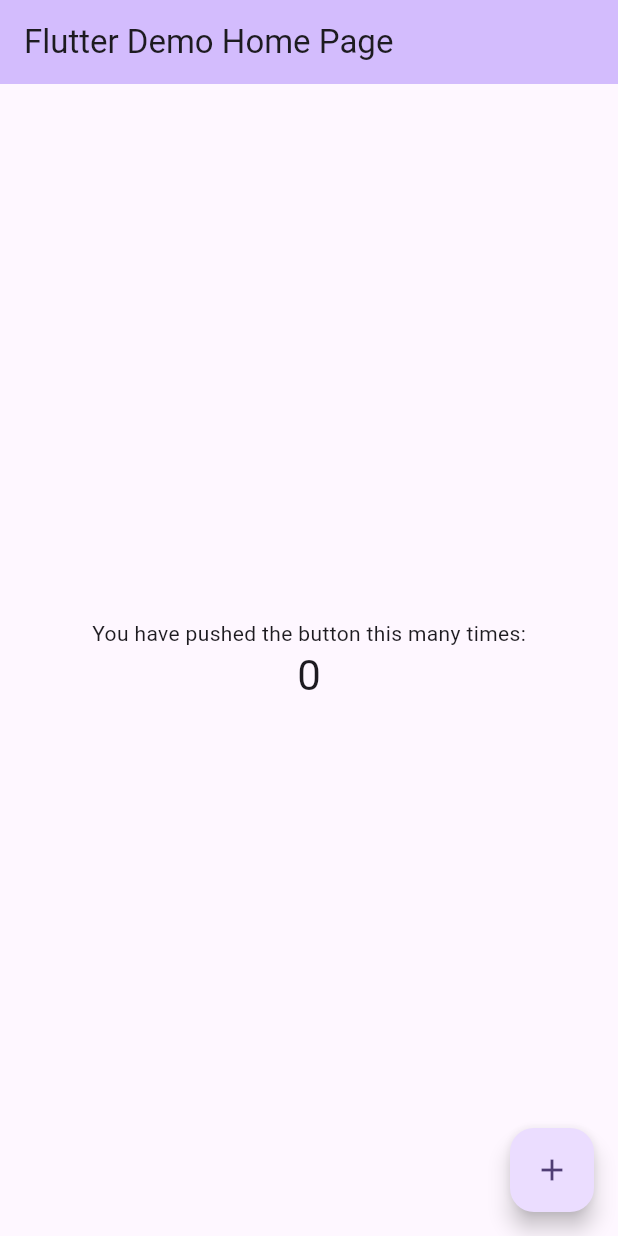
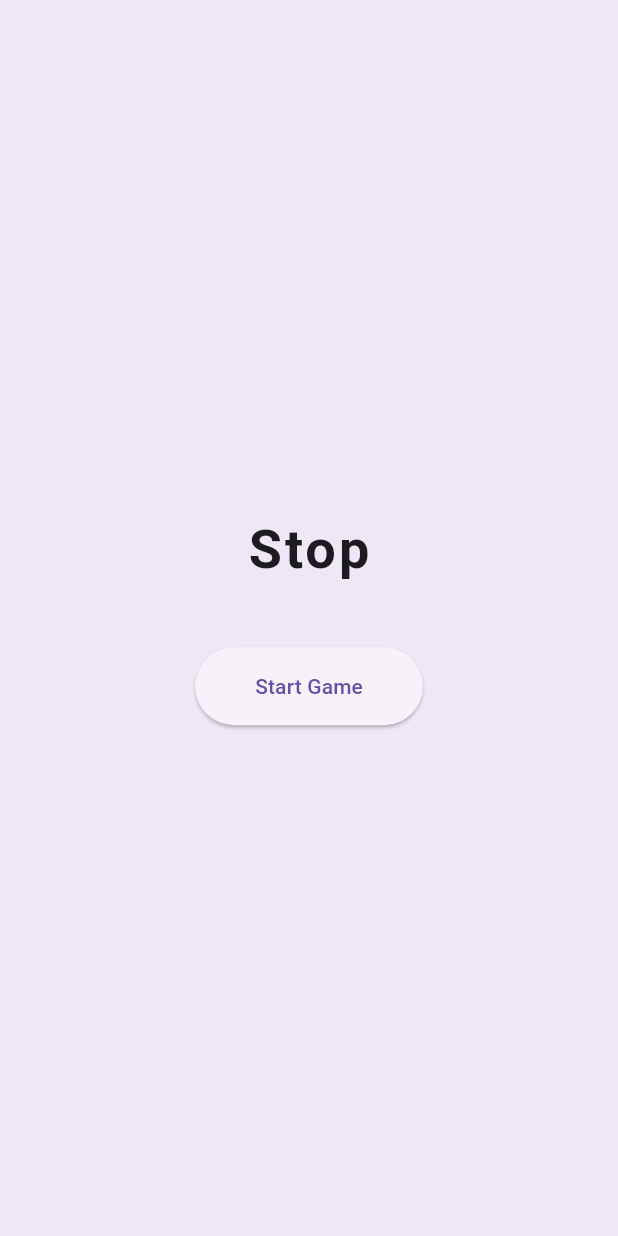
Before and after one commit to igoride/Adedonha, a Flutter app: the screen it shows after launch, on a phone screen of 412 x 824 dp. Run offline on Flutter 3.47's test engine with Material 3 defaults, Android fonts, the phone set to English and light mode, and no system bars.

Commit message:
Homescreen with start button.

```diff
--- a/lib/main.dart
+++ b/lib/main.dart
@@ -1,122 +1,57 @@
 import 'package:flutter/material.dart';
 
 void main() {
-  runApp(const MyApp());
+  runApp(const AdedonhaApp());
 }
 
-class MyApp extends StatelessWidget {
-  const MyApp({super.key});
+class AdedonhaApp extends StatelessWidget {
+  const AdedonhaApp({super.key});
 
-  // This widget is the root of your application.
   @override
   Widget build(BuildContext context) {
     return MaterialApp(
-      title: 'Flutter Demo',
+      title: 'Adedonha',
       theme: ThemeData(
-        // This is the theme of your application.
-        //
-        // TRY THIS: Try running your application with "flutter run". You'll see
-        // the application has a purple toolbar. Then, without quitting the app,
-        // try changing the seedColor in the colorScheme below to Colors.green
-        // and then invoke "hot reload" (save your changes or press the "hot
-        // reload" button in a Flutter-supported IDE, or press "r" if you used
-        // the command line to start the app).
-        //
-        // Notice that the counter didn't reset back to zero; the application
-        // state is not lost during the reload. To reset the state, use hot
-        // restart instead.
-        //
-        // This works for code too, not just values: Most code changes can be
-        // tested with just a hot reload.
-        colorScheme: .fromSeed(seedColor: Colors.deepPurple),
+        primarySwatch: Colors.deepPurple,
+        useMaterial3: true,
       ),
-      home: const MyHomePage(title: 'Flutter Demo Home Page'),
+      home: const HomeScreen(),
     );
   }
 }
 
-class MyHomePage extends StatefulWidget {
-  const MyHomePage({super.key, required this.title});
-
-  // This widget is the home page of your application. It is stateful, meaning
-  // that it has a State object (defined below) that contains fields that affect
-  // how it looks.
-
-  // This class is the configuration for the state. It holds the values (in this
-  // case the title) provided by the parent (in this case the App widget) and
-  // used by the build method of the State. Fields in a Widget subclass are
-  // always marked "final".
-
-  final String title;
-
-  @override
-  State<MyHomePage> createState() => _MyHomePageState();
-}
-
-class _MyHomePageState extends State<MyHomePage> {
-  int _counter = 0;
-
-  void _incrementCounter() {
-    setState(() {
-      // This call to setState tells the Flutter framework that something has
-      // changed in this State, which causes it to rerun the build method below
-      // so that the display can reflect the updated values. If we changed
-      // _counter without calling setState(), then the build method would not be
-      // called again, and so nothing would appear to happen.
-      _counter++;
-    });
-  }
+class HomeScreen extends StatelessWidget {
+  const HomeScreen({super.key});
 
   @override
   Widget build(BuildContext context) {
-    // This method is rerun every time setState is called, for instance as done
-    // by the _incrementCounter method above.
-    //
-    // The Flutter framework has been optimized to make rerunning build methods
-    // fast, so that you can just rebuild anything that needs updating rather
-    // than having to individually change instances of widgets.
     return Scaffold(
-      appBar: AppBar(
-        // TRY THIS: Try changing the color here to a specific color (to
-        // Colors.amber, perhaps?) and trigger a hot reload to see the AppBar
-        // change color while the other colors stay the same.
-        backgroundColor: Theme.of(context).colorScheme.inversePrimary,
-        // Here we take the value from the MyHomePage object that was created by
-        // the App.build method, and use it to set our appbar title.
-        title: Text(widget.title),
-      ),
+      backgroundColor: Colors.deepPurple.shade50,
       body: Center(
-        // Center is a layout widget. It takes a single child and positions it
-        // in the middle of the parent.
         child: Column(
-          // Column is also a layout widget. It takes a list of children and
-          // arranges them vertically. By default, it sizes itself to fit its
-          // children horizontally, and tries to be as tall as its parent.
-          //
-          // Column has various properties to control how it sizes itself and
-          // how it positions its children. Here we use mainAxisAlignment to
-          // center the children vertically; the main axis here is the vertical
-          // axis because Columns are vertical (the cross axis would be
-          // horizontal).
-          //
-          // TRY THIS: Invoke "debug painting" (choose the "Toggle Debug Paint"
-          // action in the IDE, or press "p" in the console), to see the
-          // wireframe for each widget.
-          mainAxisAlignment: .center,
+          mainAxisAlignment: MainAxisAlignment.center,
           children: [
-            const Text('You have pushed the button this many times:'),
-            Text(
-              '$_counter',
-              style: Theme.of(context).textTheme.headlineMedium,
+            const Text(
+              'Stop',
+              style: TextStyle(
+                fontSize: 36,
+                fontWeight: FontWeight.bold,
+                letterSpacing: 2,
+              ),
+            ),
+            const SizedBox(height: 40),
+            ElevatedButton(
+              style: ElevatedButton.styleFrom(
+                padding: const EdgeInsets.symmetric(horizontal: 40, vertical: 16),
+              ),
+              onPressed: () {
+
+              },
+              child: const Text('Start Game'),
             ),
           ],
         ),
       ),
-      floatingActionButton: FloatingActionButton(
-        onPressed: _incrementCounter,
-        tooltip: 'Increment',
-        child: const Icon(Icons.add),
-      ),
     );
   }
 }
```
Also changed, not shown: 1 other file.
